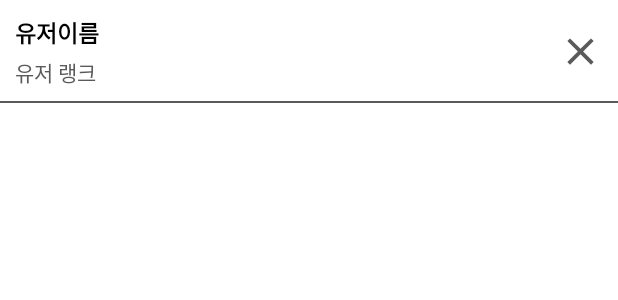
After one commit to yoonchanchoi/FIFA, an Android app: the layout item_recent_search.xml on its own in the app's theme, with its tools: preview values and no code run, on a phone screen of 412 x 824 dp. The commit adds this screen. Shown: the top 300 px of the screen. Run offline under Robolectric (Android 15) with nearby library versions, the phone set to English and light mode, and no system bars.

Commit message:
데이터 searchResult

```diff
--- /dev/null
+++ b/app/src/main/res/drawable/ic_recent_delete.xml
@@ -0,0 +1,5 @@
+<vector android:height="24dp" android:tint="@color/clr_5A5A5A"
+    android:viewportHeight="24" android:viewportWidth="24"
+    android:width="24dp" xmlns:android="http://schemas.android.com/apk/res/android">
+    <path android:fillColor="@android:color/white" android:pathData="M19,6.41L17.59,5 12,10.59 6.41,5 5,6.41 10.59,12 5,17.59 6.41,19 12,13.41 17.59,19 19,17.59 13.41,12z"/>
+</vector>
--- a/app/src/main/res/layout/activity_search_sub.xml
+++ b/app/src/main/res/layout/activity_search_sub.xml
@@ -40,7 +40,7 @@
         android:layout_width="20dp"
         android:layout_height="20dp"
         android:layout_marginEnd="10dp"
-        android:background="@drawable/ic_clear"
+        android:background="@drawable/ic_search_delete"
         android:visibility="invisible"
         app:layout_constraintBottom_toBottomOf="@id/et_search"
         app:layout_constraintEnd_toEndOf="@id/et_search"
@@ -81,7 +81,7 @@
         app:layout_constraintStart_toStartOf="parent"
         app:layout_constraintTop_toTopOf="@id/v" />
     <TextView
-        android:id="@+id/tv_recent_delete"
+        android:id="@+id/tv_recent_all_delete"
         android:layout_width="wrap_content"
         android:layout_height="wrap_content"
         app:layout_constraintEnd_toEndOf="parent"
--- /dev/null
+++ b/app/src/main/res/layout/item_recent_search.xml
@@ -0,0 +1,56 @@
+<?xml version="1.0" encoding="utf-8"?>
+<androidx.constraintlayout.widget.ConstraintLayout xmlns:android="http://schemas.android.com/apk/res/android"
+    xmlns:app="http://schemas.android.com/apk/res-auto"
+    xmlns:tools="http://schemas.android.com/tools"
+    android:layout_width="match_parent"
+    android:layout_height="wrap_content">
+
+    <TextView
+        android:id="@+id/tv_name"
+        android:layout_width="wrap_content"
+        android:layout_height="wrap_content"
+        app:layout_constraintStart_toStartOf="parent"
+        app:layout_constraintTop_toTopOf="parent"
+        app:layout_constraintBottom_toTopOf="@id/tv_rank"
+        android:text="유저이름"
+        android:textColor="@color/black"
+        android:textSize="15dp"
+        android:textStyle="bold"
+        android:layout_marginStart="10dp"
+        android:layout_marginTop="10dp"
+        android:layout_marginBottom="2dp"/>
+    <TextView
+        android:id="@+id/tv_rank"
+        android:layout_width="wrap_content"
+        android:layout_height="wrap_content"
+        android:text="유저 랭크"
+        android:textColor="@color/clr_5A5A5A"
+        android:layout_marginTop="2dp"
+        android:layout_marginBottom="10dp"
+        app:layout_constraintStart_toStartOf="@id/tv_name"
+        app:layout_constraintBottom_toBottomOf="parent"
+        app:layout_constraintTop_toBottomOf="@id/tv_name"/>
+
+    <androidx.appcompat.widget.AppCompatButton
+        android:id="@+id/btn_delete_recent"
+        android:layout_width="30dp"
+        android:layout_height="30dp"
+        android:layout_marginEnd="10dp"
+        android:layout_marginTop="10dp"
+        android:layout_marginBottom="10dp"
+        android:background="@drawable/ic_recent_delete"
+        app:layout_constraintTop_toTopOf="parent"
+        app:layout_constraintBottom_toBottomOf="parent"
+        app:layout_constraintEnd_toEndOf="parent"/>
+
+    <View
+        android:id="@+id/v"
+        android:layout_width="match_parent"
+        android:layout_height="1dp"
+        android:background="@color/clr_5A5A5A"
+        app:layout_constraintBottom_toBottomOf="parent"
+        app:layout_constraintEnd_toEndOf="parent"
+        app:layout_constraintStart_toStartOf="parent"/>
+
+
+</androidx.constraintlayout.widget.ConstraintLayout>
--- a/app/src/main/res/values/colors.xml
+++ b/app/src/main/res/values/colors.xml
@@ -7,6 +7,7 @@
     <color name="teal_700">#FF018786</color>
     <color name="black">#FF000000</color>
     <color name="white">#FFFFFFFF</color>
+    <color name="clr_5A5A5A">#5A5A5A</color>
     <color name="clr_4CAF50">#4CAF50</color>
 
 </resources>
```
Also changed, not shown: app/src/main/java/com/example/view/fifa/ui/activity/searchsubactivity/SearchRecentAdapter.kt (added, +35 -0 lines), app/src/main/java/com/example/view/fifa/ui/activity/searchsubactivity/SearchRecentViewHolder.kt (added, +20 -0 lines), app/src/main/java/com/example/view/fifa/ui/activity/searchsubactivity/SearchSubActivity.kt (+62 -6 lines), app/src/main/java/com/example/view/fifa/util/Extensions.kt (+27 -0 lines), app/src/main/res/layout/activity_main.xml (+12 -13 lines), app/src/main/res/drawable/ic_search_delete.xml (renamed from app/src/main/res/drawable/ic_clear.xml).
